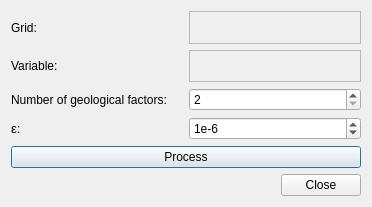
The window that imagejockey/vardecomp/variographicdecompositiondialog.ui (PauloCarvalhoRJ/gammaray) describes before a commit, drawn with Qt 5.
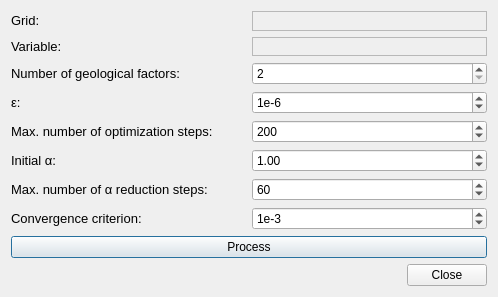
The same window after the commit.

What changed in the file:
```diff
--- a/imagejockey/vardecomp/variographicdecompositiondialog.ui
+++ b/imagejockey/vardecomp/variographicdecompositiondialog.ui
@@ -6,8 +6,8 @@
    <rect>
     <x>0</x>
     <y>0</y>
-    <width>372</width>
-    <height>207</height>
+    <width>498</width>
+    <height>297</height>
    </rect>
   </property>
   <property name="windowTitle">
@@ -16,10 +16,26 @@
   <layout class="QVBoxLayout" name="verticalLayout">
    <item>
     <layout class="QGridLayout" name="gridLayout">
+     <item row="4" column="1">
+      <widget class="QSpinBox" name="spinMaxSteps">
+       <property name="minimum">
+        <number>1</number>
+       </property>
+       <property name="maximum">
+        <number>10000000</number>
+       </property>
+       <property name="singleStep">
+        <number>100</number>
+       </property>
+       <property name="value">
+        <number>200</number>
+       </property>
+      </widget>
+     </item>
      <item row="0" column="0">
       <widget class="QLabel" name="label">
        <property name="text">
-        <string>Grid:</string>
+        <string>&lt;html&gt;&lt;head/&gt;&lt;body&gt;&lt;p&gt;&lt;span style=&quot; font-family:'Verdana,Arial,Tahoma,Calibri,Geneva,sans-serif'; font-size:13px;&quot;&gt;Grid:&lt;/span&gt;&lt;/p&gt;&lt;/body&gt;&lt;/html&gt;</string>
        </property>
       </widget>
      </item>
@@ -53,14 +69,14 @@
      <item row="1" column="0">
       <widget class="QLabel" name="label_2">
        <property name="text">
-        <string>Variable:</string>
+        <string>&lt;html&gt;&lt;head/&gt;&lt;body&gt;&lt;p&gt;&lt;span style=&quot; font-family:'Verdana,Arial,Tahoma,Calibri,Geneva,sans-serif'; font-size:13px;&quot;&gt;Variable:&lt;/span&gt;&lt;/p&gt;&lt;/body&gt;&lt;/html&gt;</string>
        </property>
       </widget>
      </item>
      <item row="2" column="0">
       <widget class="QLabel" name="label_3">
        <property name="text">
-        <string>Number of geological factors:</string>
+        <string>&lt;html&gt;&lt;head/&gt;&lt;body&gt;&lt;p&gt;&lt;span style=&quot; font-family:'Verdana,Arial,Tahoma,Calibri,Geneva,sans-serif'; font-size:13px;&quot;&gt;Number of geological factors:&lt;/span&gt;&lt;/p&gt;&lt;/body&gt;&lt;/html&gt;</string>
        </property>
       </widget>
      </item>
@@ -98,7 +114,7 @@
        </layout>
       </widget>
      </item>
-     <item row="5" column="0" colspan="2">
+     <item row="8" column="0" colspan="2">
       <widget class="QPushButton" name="btnProcess">
        <property name="text">
         <string>Process</string>
@@ -128,6 +144,79 @@
        </property>
       </widget>
      </item>
+     <item row="5" column="0">
+      <widget class="QLabel" name="label_5">
+       <property name="text">
+        <string>&lt;html&gt;&lt;head/&gt;&lt;body&gt;&lt;p&gt;&lt;span style=&quot; font-family:'Verdana,Arial,Tahoma,Calibri,Geneva,sans-serif'; font-size:13px;&quot;&gt;Initial α:&lt;/span&gt;&lt;/p&gt;&lt;/body&gt;&lt;/html&gt;</string>
+       </property>
+      </widget>
+     </item>
+     <item row="6" column="0">
+      <widget class="QLabel" name="label_7">
+       <property name="text">
+        <string>&lt;html&gt;&lt;head/&gt;&lt;body&gt;&lt;p&gt;&lt;span style=&quot; font-family:'Verdana,Arial,Tahoma,Calibri,Geneva,sans-serif'; font-size:13px;&quot;&gt;Max. number of α reduction steps:&lt;/span&gt;&lt;/p&gt;&lt;/body&gt;&lt;/html&gt;</string>
+       </property>
+      </widget>
+     </item>
+     <item row="6" column="1">
+      <widget class="QSpinBox" name="spinMaxStepsAlphaReduction">
+       <property name="minimum">
+        <number>1</number>
+       </property>
+       <property name="maximum">
+        <number>10000</number>
+       </property>
+       <property name="singleStep">
+        <number>20</number>
+       </property>
+       <property name="value">
+        <number>60</number>
+       </property>
+      </widget>
+     </item>
+     <item row="5" column="1">
+      <widget class="QDoubleSpinBox" name="spinInitialAlpha">
+       <property name="minimum">
+        <double>0.010000000000000</double>
+       </property>
+       <property name="singleStep">
+        <double>0.100000000000000</double>
+       </property>
+       <property name="value">
+        <double>1.000000000000000</double>
+       </property>
+      </widget>
+     </item>
+     <item row="4" column="0">
+      <widget class="QLabel" name="label_6">
+       <property name="text">
+        <string>&lt;html&gt;&lt;head/&gt;&lt;body&gt;&lt;p&gt;&lt;span style=&quot; font-family:'Verdana,Arial,Tahoma,Calibri,Geneva,sans-serif'; font-size:13px;&quot;&gt;Max. number of optimization steps:&lt;/span&gt;&lt;/p&gt;&lt;/body&gt;&lt;/html&gt;</string>
+       </property>
+      </widget>
+     </item>
+     <item row="7" column="0">
+      <widget class="QLabel" name="label_8">
+       <property name="text">
+        <string>&lt;html&gt;&lt;head/&gt;&lt;body&gt;&lt;p&gt;&lt;span style=&quot; font-family:'Verdana,Arial,Tahoma,Calibri,Geneva,sans-serif'; font-size:13px;&quot;&gt;Convergence criterion:&lt;/span&gt;&lt;/p&gt;&lt;/body&gt;&lt;/html&gt;</string>
+       </property>
+      </widget>
+     </item>
+     <item row="7" column="1">
+      <widget class="QSpinBox" name="spinConvergenceCriterion">
+       <property name="prefix">
+        <string>1e</string>
+       </property>
+       <property name="minimum">
+        <number>-20</number>
+       </property>
+       <property name="maximum">
+        <number>0</number>
+       </property>
+       <property name="value">
+        <number>-3</number>
+       </property>
+      </widget>
+     </item>
     </layout>
    </item>
    <item>
```
Left out of the diff: 22 changed lines with no effect on the pictures.
